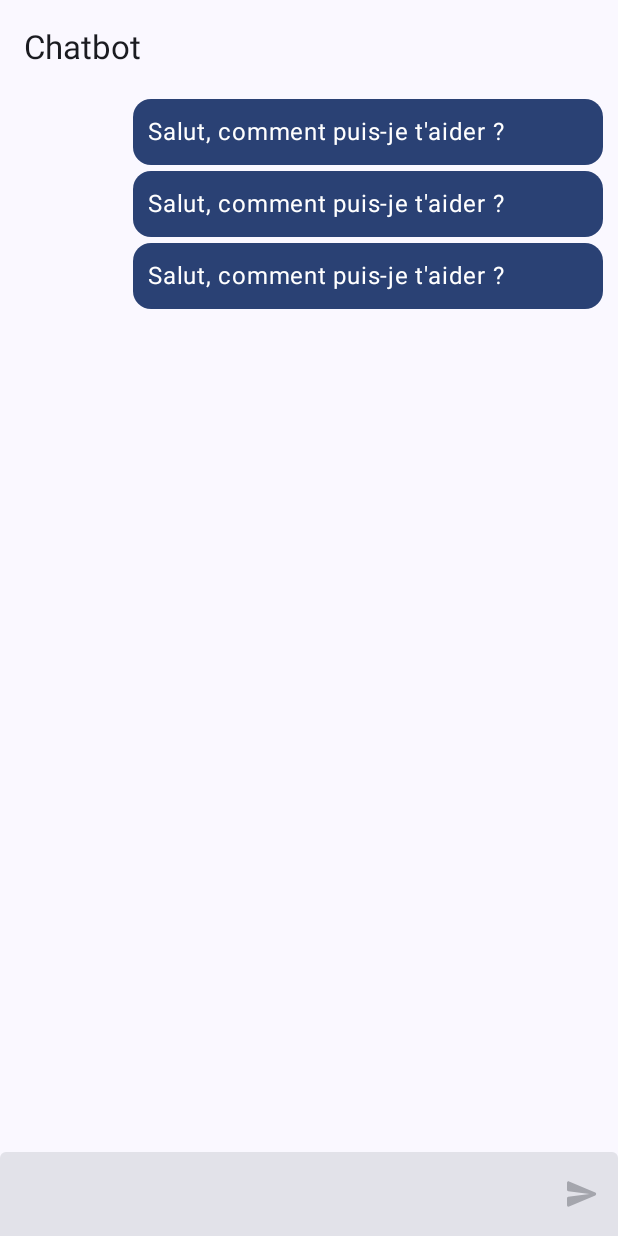
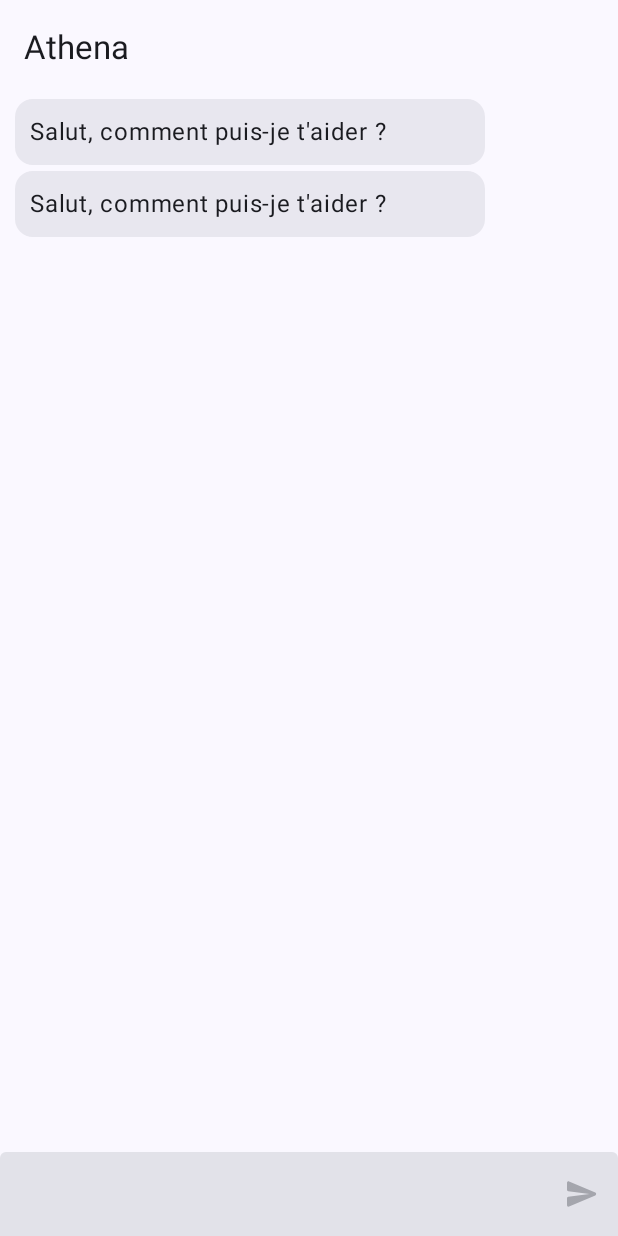
Before and after one commit to juniortech705/Genesis_app_mobil, an Android app built with Jetpack Compose: the ChatBotPage screen opened through its navigation route, on a phone screen of 412 x 824 dp. Run offline under Robolectric (Android 15) with nearby library versions, the phone set to English and light mode, and no system bars; our stand-ins replace Room's generated code.

Commit message:
correction bug envoie message de trop dans lechatbot

```diff
--- a/app/src/main/java/cd/zgeniuscoders/genesis/core/presentation/main/RoutePage.kt
+++ b/app/src/main/java/cd/zgeniuscoders/genesis/core/presentation/main/RoutePage.kt
@@ -82,7 +82,7 @@ fun RoutePage(
 
     NavHost(
         navController = navHostController,
-        startDestination = Routes.chatbox.route,
+        startDestination = Routes.home.route,
         modifier = Modifier
             .fillMaxSize()
     ) {
--- a/app/src/main/java/cd/zgeniuscoders/genesis/remote_controle/data/services/ChatBotServiceImpl.kt
+++ b/app/src/main/java/cd/zgeniuscoders/genesis/remote_controle/data/services/ChatBotServiceImpl.kt
@@ -119,7 +119,7 @@ class ChatBotServiceImpl(
             if (keywords.any { cleanedMessage.contains(it) }) {
                 var chat = ChatSendMessage(message = response, isRobot = true)
                 chatBotDao.add(ChatBotEntity.fromModel(chat))
-
+                return
             }
         }
 
--- a/app/src/main/java/cd/zgeniuscoders/genesis/remote_controle/presentation/chatbot/ChatBotPage.kt
+++ b/app/src/main/java/cd/zgeniuscoders/genesis/remote_controle/presentation/chatbot/ChatBotPage.kt
@@ -82,7 +82,7 @@ fun ChatBotBody(
         topBar = {
             TopAppBar(
                 title = {
-                    Text("Chatbot")
+                    Text("Athena")
                 }
             )
         })
--- a/app/src/main/java/cd/zgeniuscoders/genesis/remote_controle/presentation/chatbot/components/ChatItem.kt
+++ b/app/src/main/java/cd/zgeniuscoders/genesis/remote_controle/presentation/chatbot/components/ChatItem.kt
@@ -34,7 +34,7 @@ fun ChatItem(message: ChatBot, onEvent: (event: ChatBotEvent) -> Unit) {
         modifier = Modifier
             .fillMaxSize()
             .padding(vertical = 2.dp, horizontal = 10.dp),
-        horizontalAlignment = if (message.isRobot) Alignment.End else Alignment.Start
+        horizontalAlignment = if (message.isRobot) Alignment.Start else Alignment.End
     ) {
         Card(
             modifier = Modifier
@@ -46,7 +46,7 @@ fun ChatItem(message: ChatBot, onEvent: (event: ChatBotEvent) -> Unit) {
                         },
                     )
                 }, colors = CardDefaults.cardColors(
-                containerColor = if (message.isRobot) MaterialTheme.colorScheme.primary
+                containerColor = if (!message.isRobot) MaterialTheme.colorScheme.primary
                 else MaterialTheme.colorScheme.surfaceContainerHigh
             )
         ) {
--- a/app/src/main/java/cd/zgeniuscoders/genesis/remote_controle/presentation/home/HomeView.kt
+++ b/app/src/main/java/cd/zgeniuscoders/genesis/remote_controle/presentation/home/HomeView.kt
@@ -10,6 +10,7 @@ import androidx.compose.foundation.lazy.grid.GridItemSpan
 import androidx.compose.foundation.lazy.grid.LazyVerticalGrid
 import androidx.compose.material.icons.Icons
 import androidx.compose.material.icons.filled.BluetoothConnected
+import androidx.compose.material.icons.filled.DataExploration
 import androidx.compose.material.icons.filled.FlashOn
 import androidx.compose.material.icons.filled.Kitchen
 import androidx.compose.material.icons.filled.Mic
@@ -210,6 +211,18 @@ fun HomeBody(
                         )
                     }
 
+                    FloatingActionButton(
+                        containerColor = MaterialTheme.colorScheme.primary,
+                        onClick = {
+                            navHostController.navigate(Routes.chatbox.route)
+                        }) {
+                        Icon(
+                            Icons.Filled.DataExploration,
+                            contentDescription = "chatbot",
+                            tint = Color.White
+                        )
+                    }
+
 
                 }
             }
```
